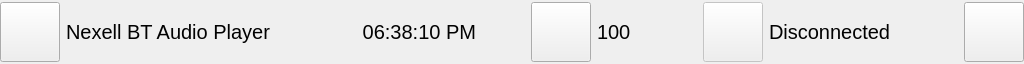
Above: library/src/libnxbaseui/CNX_StatusBar.ui from NexellCorp/linux_sdk_displayaudio before the change. Below: the same form after it.
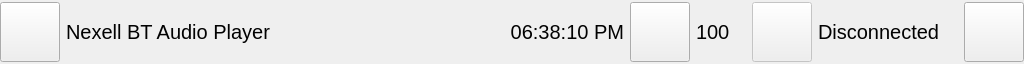
That is the form after the change. Icons and pictures are not drawn. Custom widgets are drawn as their Qt base class.

Diff of the .ui file:
```diff
--- a/library/src/libnxbaseui/CNX_StatusBar.ui
+++ b/library/src/libnxbaseui/CNX_StatusBar.ui
@@ -155,22 +155,6 @@
        </property>
       </widget>
      </item>
-     <item>
-      <spacer name="horizontalSpacer_3">
-       <property name="focusPolicy">
-        <enum>Qt::NoFocus</enum>
-       </property>
-       <property name="orientation">
-        <enum>Qt::Horizontal</enum>
-       </property>
-       <property name="sizeHint" stdset="0">
-        <size>
-         <width>40</width>
-         <height>20</height>
-        </size>
-       </property>
-      </spacer>
-     </item>
      <item>
       <widget class="QPushButton" name="BUTTON_VOLUME">
        <property name="sizePolicy">
@@ -223,24 +207,11 @@
        <property name="text">
         <string>100</string>
        </property>
+       <property name="alignment">
+        <set>Qt::AlignLeading|Qt::AlignLeft|Qt::AlignVCenter</set>
+       </property>
       </widget>
      </item>
-     <item>
-      <spacer name="horizontalSpacer_4">
-       <property name="focusPolicy">
-        <enum>Qt::NoFocus</enum>
-       </property>
-       <property name="orientation">
-        <enum>Qt::Horizontal</enum>
-       </property>
-       <property name="sizeHint" stdset="0">
-        <size>
-         <width>40</width>
-         <height>20</height>
-        </size>
-       </property>
-      </spacer>
-     </item>
      <item>
       <widget class="QPushButton" name="BUTTON_BT_CONNECTION_ICON">
        <property name="enabled">
@@ -311,22 +282,6 @@
        </property>
       </widget>
      </item>
-     <item>
-      <spacer name="horizontalSpacer_2">
-       <property name="focusPolicy">
-        <enum>Qt::NoFocus</enum>
-       </property>
-       <property name="orientation">
-        <enum>Qt::Horizontal</enum>
-       </property>
-       <property name="sizeHint" stdset="0">
-        <size>
-         <width>40</width>
-         <height>20</height>
-        </size>
-       </property>
-      </spacer>
-     </item>
      <item>
       <widget class="QPushButton" name="BUTTON_BACK">
        <property name="enabled">
@@ -375,6 +330,13 @@
    </item>
   </layout>
  </widget>
+ <customwidgets>
+  <customwidget>
+   <class>ElideLabel</class>
+   <extends>QLabel</extends>
+   <header>ElideLabel.h</header>
+  </customwidget>
+ </customwidgets>
  <resources/>
  <connections/>
 </ui>
```
Left out of the diff: 5 changed lines with no effect on the pictures.
